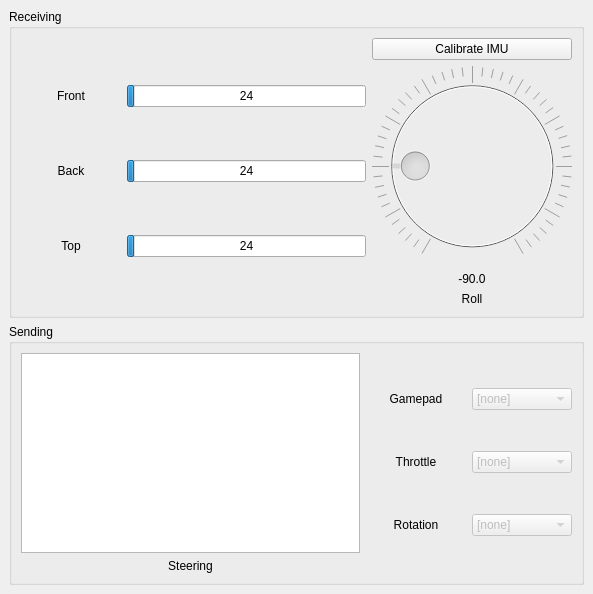
Qt form src/rys_control/remote/src/UI/Layouts/RysRemoteMainWindowLayout.ui (GroupOfRobots/MiniRysV4ROS2) before a commit.
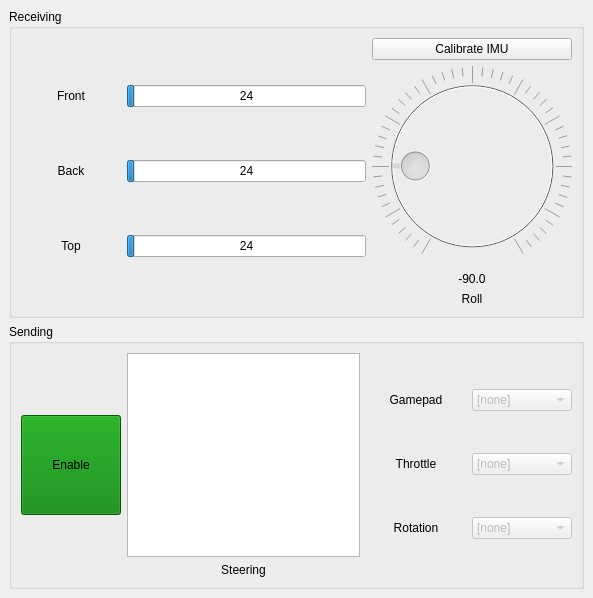
The same form after that commit.

Commit message: rys_remote: * added 'enable' button * added last missing handlers * added destroying remaining ROS objects so that program closes gracefully * added periodical sending of steering, enableness etc * added sending enable/disable, imu calibration etc

```diff
--- a/src/rys_control/remote/src/UI/Layouts/RysRemoteMainWindowLayout.ui
+++ b/src/rys_control/remote/src/UI/Layouts/RysRemoteMainWindowLayout.ui
@@ -7,7 +7,7 @@
     <x>0</x>
     <y>0</y>
     <width>593</width>
-    <height>591</height>
+    <height>598</height>
    </rect>
   </property>
   <property name="windowTitle">
@@ -237,6 +237,28 @@
        <string>Sending</string>
       </property>
       <layout class="QHBoxLayout" name="horizontalLayout_4">
+       <item>
+        <widget class="QPushButton" name="enableButton">
+         <property name="minimumSize">
+          <size>
+           <width>100</width>
+           <height>100</height>
+          </size>
+         </property>
+         <property name="autoFillBackground">
+          <bool>false</bool>
+         </property>
+         <property name="styleSheet">
+          <string notr="true">background-color: green;</string>
+         </property>
+         <property name="text">
+          <string>Enable</string>
+         </property>
+         <property name="flat">
+          <bool>false</bool>
+         </property>
+        </widget>
+       </item>
        <item>
         <layout class="QVBoxLayout" name="steeringVerticalLayout">
          <item>
```
The commit also changes 5 other files.
